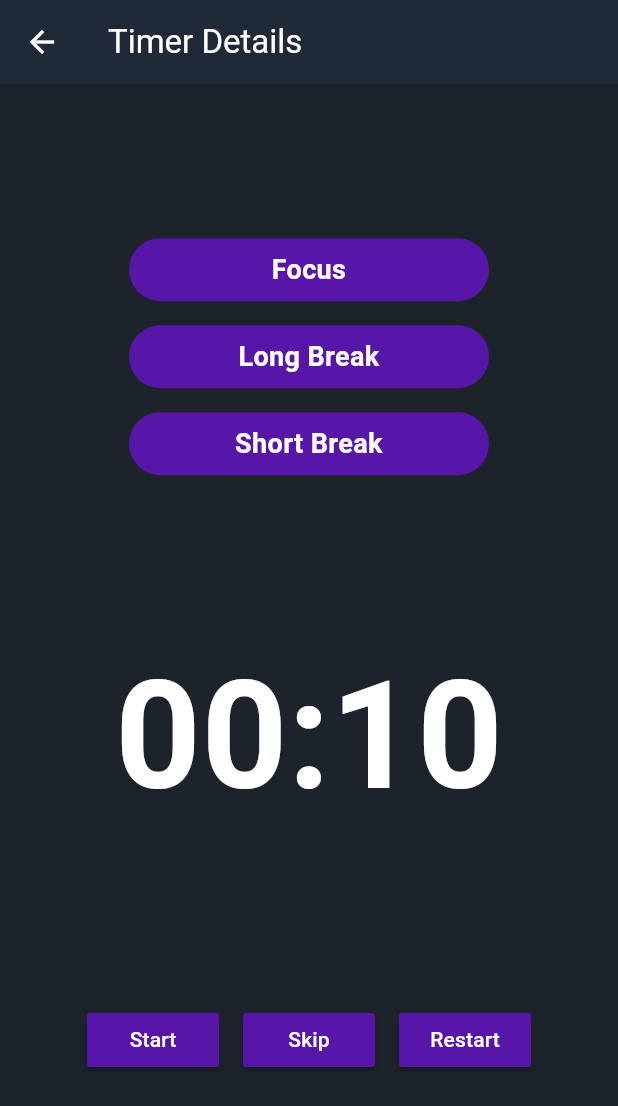
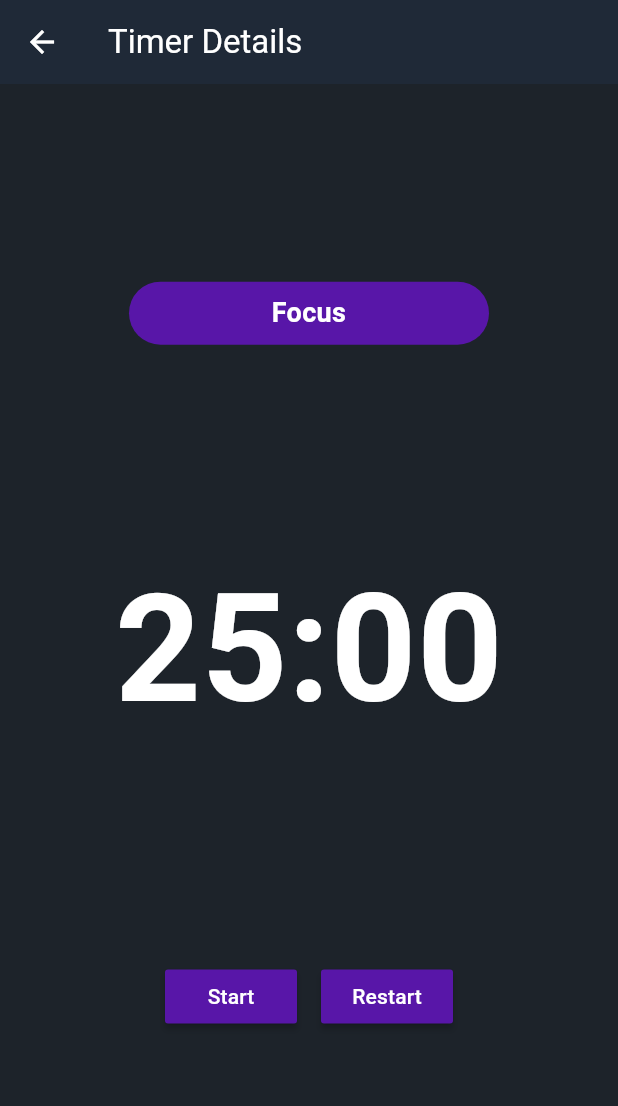
Before and after one commit to as-mach/pomoflow-flutter, a Flutter app: the TimerDetailsView screen opened by its route, on a phone screen of 412 x 824 dp. Shown: the top 1106 px of the screen. Run offline on Flutter 3.47's test engine with Material 3 defaults, Android fonts, the phone set to English and light mode, and no system bars; our stand-ins replace stop_watch_timer; missing offline and left inert: alarmplayer; generated files the repository leaves out were written again; Roboto replaces fonts that are missing (Arial, Helvetica).

Commit message:
updated timer page

```diff
--- a/lib/src/timer/globals.dart
+++ /dev/null
@@ -1,6 +0,0 @@
-library globals;
-
-int focusTime = 25;
-int shortBreakTime = 5;
-int longBreakTime =  15;
-int cycles = 4;
--- a/lib/src/timer/timer_details_view.dart
+++ b/lib/src/timer/timer_details_view.dart
@@ -1,16 +1,12 @@
-import 'dart:async';
-import 'dart:ffi';
-import 'dart:io';
-import 'dart:math';
-import 'package:provider/provider.dart';
+import 'package:alarmplayer/alarmplayer.dart';
 import 'package:flutter/material.dart';
 import 'package:stop_watch_timer/stop_watch_timer.dart';
-import 'globals.dart' as globals;
+String timerState = "Focus";
 
 /// Displays detailed information about a Timer.
-///
 class ElevatedButtonExample extends StatefulWidget {
-  const ElevatedButtonExample({super.key});
+  final String timerStateText;
+  const ElevatedButtonExample({super.key, required this.timerStateText});
 
   @override
   State<ElevatedButtonExample> createState() => _ElevatedButtonExampleState();
@@ -22,18 +18,18 @@ class _ElevatedButtonExampleState extends State<ElevatedButtonExample> {
   Widget build(BuildContext context) {
     return Column(
       children: [
-          Container(
+        Container(
             width: 240.0,
             height: 42.0,
             decoration: BoxDecoration(
               borderRadius: BorderRadius.circular(24.0),
               color: const Color.fromARGB(255, 88, 22, 168),
             ),
-            child: const Center(
+            child: Center(
               child: Text(
-                'Focus',
-                style: TextStyle(
-                  fontFamily: 'Arial',
+                widget.timerStateText,
+                style: const TextStyle(
+                  fontFamily: 'Helvetica',
                   fontSize: 18,
                   fontWeight: FontWeight.bold,
                   color: Colors.white,
@@ -43,50 +39,6 @@ class _ElevatedButtonExampleState extends State<ElevatedButtonExample> {
               ),
             ),
           ),
-        const Padding(padding: EdgeInsets.all(8.0)),
-        Container(
-          width: 240.0,
-          height: 42.0,
-          decoration: BoxDecoration(
-            borderRadius: BorderRadius.circular(24.0),
-            color: const Color.fromARGB(255, 88, 22, 168),
-          ),
-          child: const Center(
-            child: Text(
-              'Long Break',
-              style: TextStyle(
-                fontFamily: 'Arial',
-                fontSize: 18,
-                fontWeight: FontWeight.bold,
-                color: Colors.white,
-                height: 1,
-              ),
-              textAlign: TextAlign.center,
-            ),
-          ),
-        ),
-        const Padding(padding: EdgeInsets.all(8.0)),
-        Container(
-          width: 240.0,
-          height: 42.0,
-          decoration: BoxDecoration(
-            borderRadius: BorderRadius.circular(24.0),
-            color: const Color.fromARGB(255, 88, 22, 168),
-          ),
-          child: const Center(
-            child: Text(
-              'Short Break',
-              style: TextStyle(
-                fontFamily: 'Arial',
-                fontSize: 18,
-                fontWeight: FontWeight.bold,
-                color: Colors.white,
-                height: 1,
-              ),
-              textAlign: TextAlign.center,
-            ),
-          ),
-        ),
       ]
     );
   }
@@ -101,19 +53,27 @@ class TimerDetailsView extends StatefulWidget {
 
 class _TimerDetailsViewState extends State<TimerDetailsView> {
 
-  final _isHours = true;
   String startStop = "Start";
   String skip = "Skip";
   String restart = "Restart";
-  String currentState = "focus";
   int cycles = 0;
   int counter = 1;
   bool currentBreak = false;
+  Alarmplayer alarmplayer = Alarmplayer();
 
+  void playAlarm(){
+    alarmplayer.Alarm(
+    url: "assets/alarm.mp3",  // Path of sound file.
+    volume: 0.25,              // optional, set the volume, default 1.
+    looping: false,           // optional, if you want to loop you're alarm or not
+    callback: ()              // this is the callback, it's getting executed if you're alarm
+    => {print("i'm done!")} ,  // is done playing. Note if you're alarm is on loop you're callback won't be executed
+  );
+}
 
   final StopWatchTimer _stopWatchTimer = StopWatchTimer(
     mode: StopWatchMode.countDown,
-    presetMillisecond: StopWatchTimer.getMilliSecFromSecond(10),
+    presetMillisecond: StopWatchTimer.getMilliSecFromMinute(25),
     onStopped: () {
     },
     onEnded: () {
@@ -141,12 +101,12 @@ class _TimerDetailsViewState extends State<TimerDetailsView> {
         child: Column(
           mainAxisAlignment: MainAxisAlignment.spaceEvenly,
           children: [
-              const Column(
+              Column(
                 mainAxisAlignment: MainAxisAlignment.spaceAround,
                 children: [
                   Padding(
-                    padding: const EdgeInsets.all(4),
-                    child: const ElevatedButtonExample()
+                    padding: EdgeInsets.all(4),
+                    child: ElevatedButtonExample(timerStateText: timerState)
                   ),
                 ],
               ),
@@ -160,7 +120,7 @@ class _TimerDetailsViewState extends State<TimerDetailsView> {
                     initialData: _stopWatchTimer.minuteTime.value,
                     builder: (context, snap) {
                       final value = snap.data;
-                      print('Listen every minute. $value');
+                      //print('Listen every minute. $value');
                       return Row(
                         children: <Widget>[
                           Text(
@@ -181,22 +141,50 @@ class _TimerDetailsViewState extends State<TimerDetailsView> {
                     initialData: _stopWatchTimer.secondTime.value,
                     builder: (context, snap) {
                       final value = snap.data;
-                      print('Listen every second. $value');
+                      if (cycles == 0){
+                        WidgetsBinding.instance.addPostFrameCallback((_){
+                          setState(() {
+                            timerState = "Focus";
+                          });
+                        });
+                      }
+                      //print('Listen every second. $value');
                       if (value == 0){
                         print('Pomos Completed: $counter');
                         if (counter < 4 && currentBreak){
-                          _stopWatchTimer.setPresetSecondTime(10);
+                          _stopWatchTimer.setPresetMinuteTime(25);
                           counter++;
+                          cycles++;
                           currentBreak = false;
+                          WidgetsBinding.instance.addPostFrameCallback((_){
+                            setState(() {
+                              timerState = "Focus";
+                            });
+                          });
+                          playAlarm();
                         }
                         else if (counter < 4 && !currentBreak){
-                          _stopWatchTimer.setPresetSecondTime(5);
+                          _stopWatchTimer.setPresetMinuteTime(5);
                           currentBreak = true;
+                          cycles++;
+                          WidgetsBinding.instance.addPostFrameCallback((_){
+                            setState(() {
+                              timerState = "Short Break";
+                            });
+                          });
+                          playAlarm();
                         }
                         else{
-                          _stopWatchTimer.setPresetSecondTime(15);
+                          _stopWatchTimer.setPresetMinuteTime(15);
                           counter = 0;
+                          cycles++;
                           currentBreak = true;
+                          WidgetsBinding.instance.addPostFrameCallback((_){
+                            setState(() {
+                              timerState = "Long Break";
+                            });
+                          });
+                          playAlarm();
                         }
                       }
                       return Column(
@@ -205,7 +193,7 @@ class _TimerDetailsViewState extends State<TimerDetailsView> {
                               padding: const EdgeInsets.all(0),
                               child:
                                 Text(
-                                    ':${value.toString().padLeft(2, '0')}',
+                                    ':${(value !% 60).toString().padLeft(2, '0')}',
                                     style: const TextStyle(
                                       color: Colors.white,
                                       fontSize: 100,
@@ -248,20 +236,20 @@ class _TimerDetailsViewState extends State<TimerDetailsView> {
                       ),
                     ),
                   ),
-                  Padding(
-                    padding: const EdgeInsets.all(8),
-                    child: MaterialButton(
-                    color: Color.fromARGB(255, 88, 22, 168),
-                    onPressed: () {
-                      _stopWatchTimer.onStopTimer();
-                      _stopWatchTimer.setPresetSecondTime(0);
-                      },
-                    child: Text(
-                      skip,
-                      style: TextStyle(color: Colors.white),
-                        ),
-                      ),
-                    ),
+                  // Padding(
+                  //   padding: const EdgeInsets.all(8),
+                  //   child: MaterialButton(
+                  //   color: Color.fromARGB(255, 88, 22, 168),
+                  //   onPressed: () {
+                  //     _stopWatchTimer.onStopTimer();
+                  //     _stopWatchTimer.setPresetSecondTime(0);
+                  //     },
+                  //   child: Text(
+                  //     skip,
+                  //     style: TextStyle(color: Colors.white),
+                  //       ),
+                  //     ),
+                  //   ),
                   Padding(
                     padding: const EdgeInsets.all(8),
                     child: MaterialButton(
--- a/lib/src/timer/timer_list_view.dart
+++ b/lib/src/timer/timer_list_view.dart
@@ -8,7 +8,7 @@ import 'timer_details_view.dart';
 class TimerListView extends StatelessWidget {
   const TimerListView({
     super.key,
-    this.items = const [Timer("Pomodoro"), Timer("Flowtime")],
+    this.items = const [Timer("Pomodoro")],
   });
 
   static const routeName = '/';
--- a/pubspec.yaml
+++ b/pubspec.yaml
@@ -10,6 +10,7 @@ environment:
   sdk: '>=3.2.6 <4.0.0'
 
 dependencies:
+  alarmplayer: ^1.1.1
   circular_countdown_timer: ^0.2.3
   flutter:
     sdk: flutter
```
Also changed, not shown: lib/src/timer/timer_details_view copy.dart (deleted, +0 -239 lines), pubspec.lock, 2 other files.
